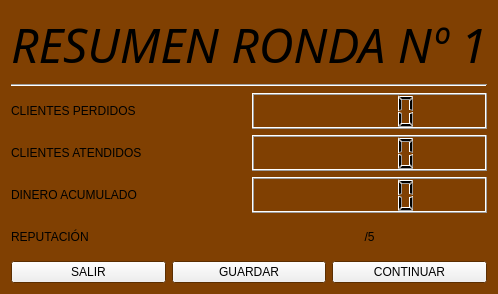
First picture: the form in Tareas/T02/ventana_post_ronda.ui, repository tedroppelmann/IIC2233-programacion-avanzada, before the edit.
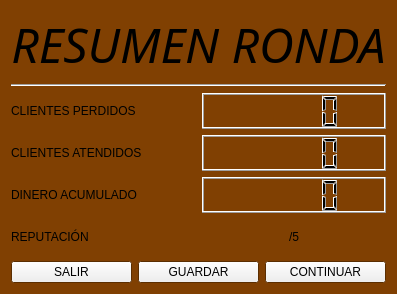
Second picture: the form after the edit.

```diff
--- a/Tareas/T02/ventana_post_ronda.ui
+++ b/Tareas/T02/ventana_post_ronda.ui
@@ -88,7 +88,7 @@
       </font>
      </property>
      <property name="text">
-      <string>RESUMEN RONDA Nº 1</string>
+      <string>RESUMEN RONDA</string>
      </property>
      <property name="alignment">
       <set>Qt::AlignCenter</set>
```
Left out of the diff: 6 changed lines with no effect on the pictures.
